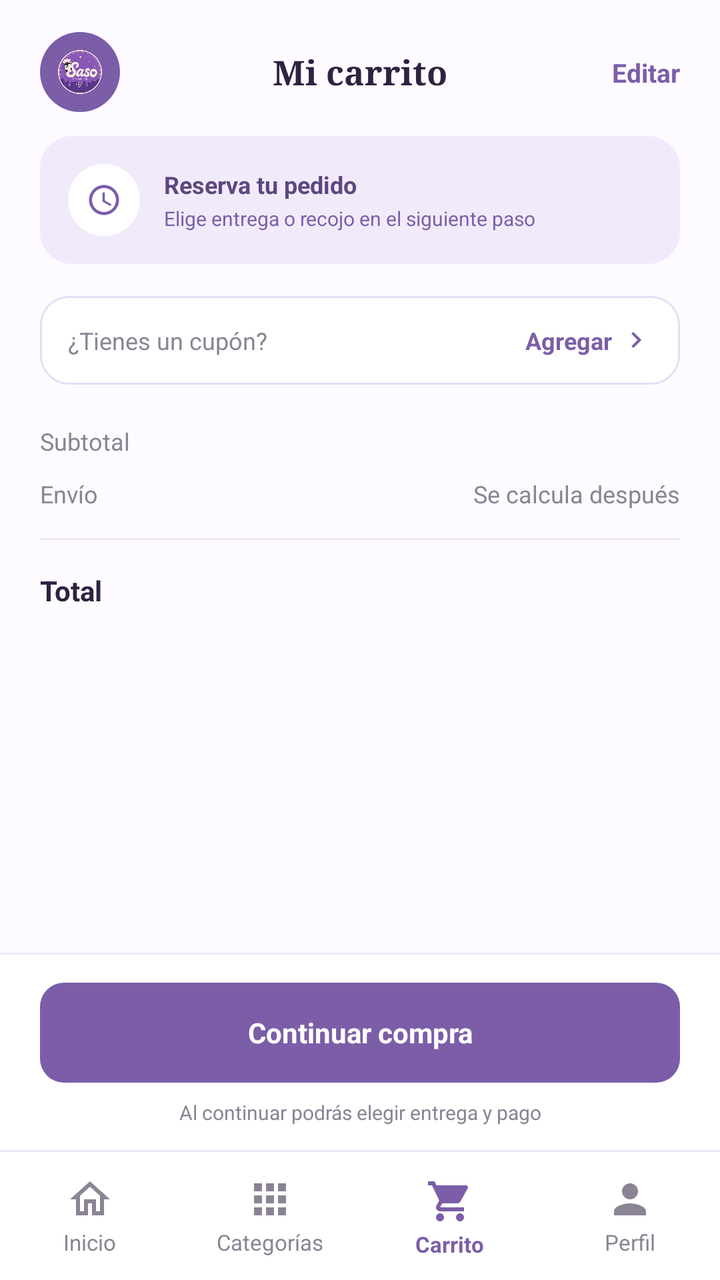
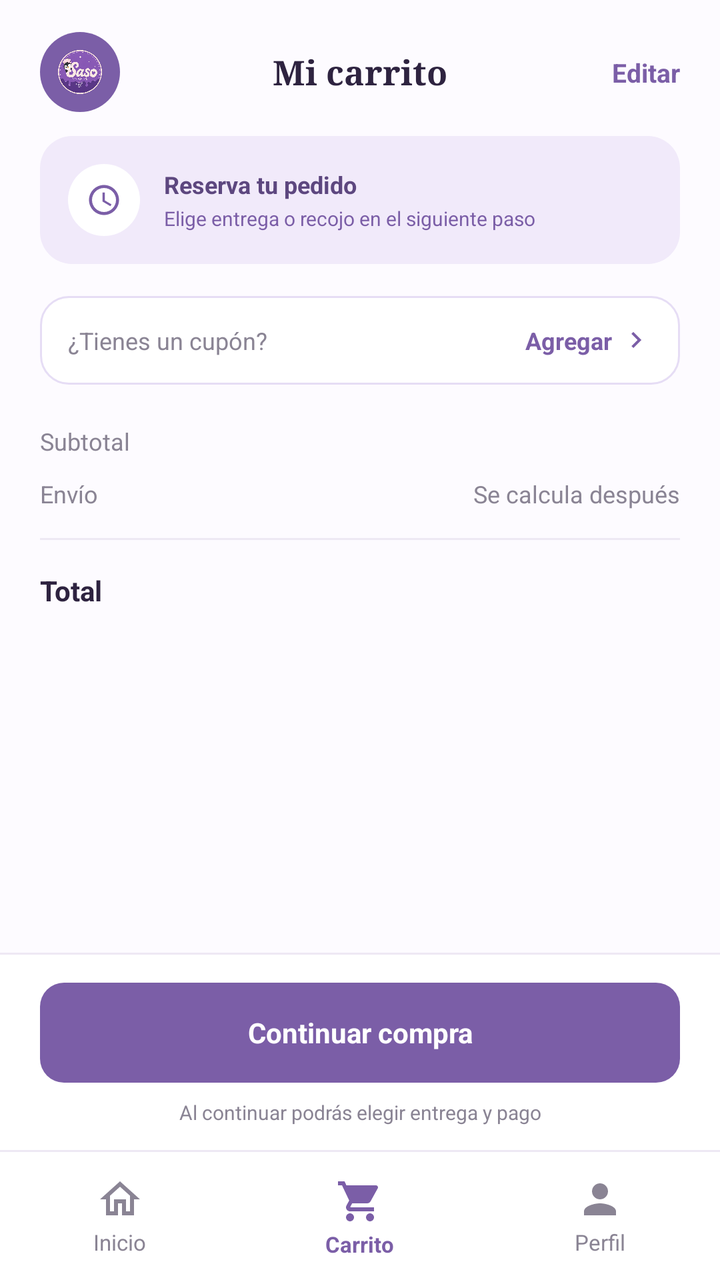

The first picture is an Android layout as it rendered before a commit; the second is the same layout after the commit. The layout source and the unified diff follow.
<!-- AndroidManifest.xml: application theme Theme.SasoBakeryApp -->
<!-- res/layout/activity_carrito_comprador.xml -->
<?xml version="1.0" encoding="utf-8"?>
<androidx.constraintlayout.widget.ConstraintLayout
    xmlns:android="http://schemas.android.com/apk/res/android"
    xmlns:app="http://schemas.android.com/apk/res-auto"
    xmlns:tools="http://schemas.android.com/tools"
    android:id="@+id/main"
    android:layout_width="match_parent"
    android:layout_height="match_parent"
    android:background="#FDFBFF"
    tools:context=".CarritoCompradorActivity">

    <ImageView
        android:id="@+id/ivLogo"
        android:layout_width="40dp"
        android:layout_height="40dp"
        android:layout_marginStart="20dp"
        android:layout_marginTop="16dp"
        android:background="@drawable/bg_users_logo"
        android:contentDescription="@null"
        android:padding="9dp"
        android:src="@drawable/ic_logo_mark"
        app:layout_constraintStart_toStartOf="parent"
        app:layout_constraintTop_toTopOf="parent" />

    <TextView
        android:id="@+id/tvTitle"
        android:layout_width="wrap_content"
        android:layout_height="wrap_content"
        android:fontFamily="serif"
        android:text="Mi carrito"
        android:textColor="#2E2340"
        android:textSize="17sp"
        android:textStyle="bold"
        app:layout_constraintBottom_toBottomOf="@id/ivLogo"
        app:layout_constraintEnd_toEndOf="parent"
        app:layout_constraintStart_toStartOf="parent"
        app:layout_constraintTop_toTopOf="@id/ivLogo" />

    <TextView
        android:id="@+id/btnEditar"
        android:layout_width="wrap_content"
        android:layout_height="wrap_content"
        android:layout_marginEnd="12dp"
        android:clickable="true"
        android:focusable="true"
        android:padding="8dp"
        android:text="Editar"
        android:textColor="#7B5EA7"
        android:textSize="13sp"
        android:textStyle="bold"
        app:layout_constraintBottom_toBottomOf="@id/ivLogo"
        app:layout_constraintEnd_toEndOf="parent"
        app:layout_constraintTop_toTopOf="@id/ivLogo" />

    <ScrollView
        android:id="@+id/scrollCarrito"
        android:layout_width="0dp"
        android:layout_height="0dp"
        android:layout_marginTop="12dp"
        android:overScrollMode="never"
        android:scrollbars="none"
        app:layout_constraintBottom_toTopOf="@id/panelContinuar"
        app:layout_constraintEnd_toEndOf="parent"
        app:layout_constraintStart_toStartOf="parent"
        app:layout_constraintTop_toBottomOf="@id/ivLogo">

        <LinearLayout
            android:layout_width="match_parent"
            android:layout_height="wrap_content"
            android:orientation="vertical"
            android:paddingStart="20dp"
            android:paddingEnd="20dp"
            android:paddingBottom="20dp">

            <LinearLayout
                android:id="@+id/bannerReserva"
                android:layout_width="match_parent"
                android:layout_height="wrap_content"
                android:background="@drawable/bg_pedidos_stat"
                android:backgroundTint="#F1EAFA"
                android:gravity="center_vertical"
                android:orientation="horizontal"
                android:padding="14dp">

                <FrameLayout
                    android:layout_width="36dp"
                    android:layout_height="36dp"
                    android:background="@drawable/bg_users_avatar"
                    android:backgroundTint="#FFFFFF">

                    <ImageView
                        android:layout_width="18dp"
                        android:layout_height="18dp"
                        android:layout_gravity="center"
                        android:contentDescription="@null"
                        android:src="@drawable/ic_clock"
                        android:tint="#7B5EA7" />
                </FrameLayout>

                <LinearLayout
                    android:layout_width="0dp"
                    android:layout_height="wrap_content"
                    android:layout_marginStart="12dp"
                    android:layout_weight="1"
                    android:orientation="vertical">

                    <TextView
                        android:layout_width="wrap_content"
                        android:layout_height="wrap_content"
                        android:text="Reserva tu pedido"
                        android:textColor="#5D477F"
                        android:textSize="12sp"
                        android:textStyle="bold" />

                    <TextView
                        android:layout_width="wrap_content"
                        android:layout_height="wrap_content"
                        android:layout_marginTop="2dp"
                        android:text="Elige entrega o recojo en el siguiente paso"
                        android:textColor="#7B5EA7"
                        android:textSize="10sp" />
                </LinearLayout>
            </LinearLayout>

            
            <androidx.recyclerview.widget.RecyclerView
                android:id="@+id/rvCarrito"
                android:layout_width="match_parent"
                android:layout_height="wrap_content"
                android:layout_marginTop="8dp"
                android:nestedScrollingEnabled="false"
                android:overScrollMode="never" />

            
            <LinearLayout
                android:id="@+id/layoutVacio"
                android:layout_width="match_parent"
                android:layout_height="wrap_content"
                android:layout_marginTop="48dp"
                android:gravity="center_horizontal"
                android:orientation="vertical"
                android:visibility="gone">

                <FrameLayout
                    android:layout_width="72dp"
                    android:layout_height="72dp"
                    android:background="@drawable/bg_users_avatar"
                    android:backgroundTint="#F1EAFA">

                    <ImageView
                        android:layout_width="32dp"
                        android:layout_height="32dp"
                        android:layout_gravity="center"
                        android:contentDescription="@null"
                        android:src="@drawable/ic_cart"
                        android:tint="#7B5EA7" />
                </FrameLayout>

                <TextView
                    android:layout_width="wrap_content"
                    android:layout_height="wrap_content"
                    android:layout_marginTop="16dp"
                    android:fontFamily="serif"
                    android:text="Tu carrito está vacío"
                    android:textColor="#2E2340"
                    android:textSize="18sp"
                    android:textStyle="bold" />

                <TextView
                    android:layout_width="wrap_content"
                    android:layout_height="wrap_content"
                    android:layout_marginTop="6dp"
                    android:text="Agrega productos desde el catálogo"
                    android:textColor="#8A8494"
                    android:textSize="12sp" />

                <TextView
                    android:id="@+id/btnVerProductos"
                    android:layout_width="wrap_content"
                    android:layout_height="44dp"
                    android:layout_marginTop="20dp"
                    android:background="@drawable/bg_users_button"
                    android:clickable="true"
                    android:focusable="true"
                    android:gravity="center"
                    android:paddingStart="28dp"
                    android:paddingEnd="28dp"
                    android:text="Ver productos"
                    android:textColor="#FFFFFF"
                    android:textSize="13sp"
                    android:textStyle="bold" />
            </LinearLayout>

            <LinearLayout
                android:id="@+id/layoutResumen"
                android:layout_width="match_parent"
                android:layout_height="wrap_content"
                android:layout_marginTop="8dp"
                android:orientation="vertical">

                <LinearLayout
                    android:id="@+id/btnCupon"
                    android:layout_width="match_parent"
                    android:layout_height="wrap_content"
                    android:background="@drawable/bg_users_input"
                    android:clickable="true"
                    android:focusable="true"
                    android:gravity="center_vertical"
                    android:orientation="horizontal"
                    android:padding="14dp">

                    <TextView
                        android:layout_width="0dp"
                        android:layout_height="wrap_content"
                        android:layout_weight="1"
                        android:text="¿Tienes un cupón?"
                        android:textColor="#8A8494"
                        android:textSize="12sp" />

                    <TextView
                        android:layout_width="wrap_content"
                        android:layout_height="wrap_content"
                        android:text="Agregar"
                        android:textColor="#7B5EA7"
                        android:textSize="12sp"
                        android:textStyle="bold" />

                    <ImageView
                        android:layout_width="16dp"
                        android:layout_height="16dp"
                        android:layout_marginStart="4dp"
                        android:contentDescription="@null"
                        android:src="@drawable/ic_chevron_right"
                        android:tint="#7B5EA7" />
                </LinearLayout>

                <LinearLayout
                    android:layout_width="match_parent"
                    android:layout_height="wrap_content"
                    android:layout_marginTop="20dp"
                    android:orientation="horizontal">

                    <TextView
                        android:layout_width="0dp"
                        android:layout_height="wrap_content"
                        android:layout_weight="1"
                        android:text="Subtotal"
                        android:textColor="#8A8494"
                        android:textSize="12sp" />

                    <TextView
                        android:id="@+id/tvSubtotal"
                        android:layout_width="wrap_content"
                        android:layout_height="wrap_content"
                        android:textColor="#2E2340"
                        android:textSize="12sp"
                        android:textStyle="bold" />
                </LinearLayout>

                <LinearLayout
                    android:layout_width="match_parent"
                    android:layout_height="wrap_content"
                    android:layout_marginTop="10dp"
                    android:orientation="horizontal">

                    <TextView
                        android:layout_width="0dp"
                        android:layout_height="wrap_content"
                        android:layout_weight="1"
                        android:text="Envío"
                        android:textColor="#8A8494"
                        android:textSize="12sp" />

                    <TextView
                        android:layout_width="wrap_content"
                        android:layout_height="wrap_content"
                        android:text="Se calcula después"
                        android:textColor="#8A8494"
                        android:textSize="12sp" />
                </LinearLayout>

                <View
                    android:layout_width="match_parent"
                    android:layout_height="1dp"
                    android:layout_marginTop="14dp"
                    android:background="#EEE8F4" />

                <LinearLayout
                    android:layout_width="match_parent"
                    android:layout_height="wrap_content"
                    android:layout_marginTop="14dp"
                    android:gravity="center_vertical"
                    android:orientation="horizontal">

                    <TextView
                        android:layout_width="0dp"
                        android:layout_height="wrap_content"
                        android:layout_weight="1"
                        android:text="Total"
                        android:textColor="#2E2340"
                        android:textSize="14sp"
                        android:textStyle="bold" />

                    <TextView
                        android:id="@+id/tvTotal"
                        android:layout_width="wrap_content"
                        android:layout_height="wrap_content"
                        android:textColor="#7B5EA7"
                        android:textSize="17sp"
                        android:textStyle="bold" />
                </LinearLayout>
            </LinearLayout>
        </LinearLayout>
    </ScrollView>

    <LinearLayout
        android:id="@+id/panelContinuar"
        android:layout_width="0dp"
        android:layout_height="wrap_content"
        android:background="#FFFFFF"
        android:orientation="vertical"
        app:layout_constraintBottom_toTopOf="@id/bottomDivider"
        app:layout_constraintEnd_toEndOf="parent"
        app:layout_constraintStart_toStartOf="parent">

        <View
            android:layout_width="match_parent"
            android:layout_height="1dp"
            android:background="#EEE8F4" />

        <TextView
            android:id="@+id/btnContinuar"
            android:layout_width="match_parent"
            android:layout_height="50dp"
            android:layout_marginStart="20dp"
            android:layout_marginTop="14dp"
            android:layout_marginEnd="20dp"
            android:background="@drawable/bg_users_button"
            android:clickable="true"
            android:focusable="true"
            android:gravity="center"
            android:text="Continuar compra"
            android:textColor="#FFFFFF"
            android:textSize="14sp"
            android:textStyle="bold" />

        <TextView
            android:layout_width="match_parent"
            android:layout_height="wrap_content"
            android:layout_marginTop="8dp"
            android:layout_marginBottom="12dp"
            android:gravity="center"
            android:text="Al continuar podrás elegir entrega y pago"
            android:textColor="#8A8494"
            android:textSize="10sp" />
    </LinearLayout>

    <View
        android:id="@+id/bottomDivider"
        android:layout_width="0dp"
        android:layout_height="1dp"
        android:background="#EEE8F4"
        app:layout_constraintBottom_toTopOf="@id/bottomBar"
        app:layout_constraintEnd_toEndOf="parent"
        app:layout_constraintStart_toStartOf="parent" />

    <LinearLayout
        android:id="@+id/bottomBar"
        android:layout_width="0dp"
        android:layout_height="64dp"
        android:background="#FFFFFF"
        android:orientation="horizontal"
        app:layout_constraintBottom_toBottomOf="parent"
        app:layout_constraintEnd_toEndOf="parent"
        app:layout_constraintStart_toStartOf="parent">

        <LinearLayout
            android:id="@+id/navInicio"
            android:layout_width="0dp"
            android:layout_height="match_parent"
            android:layout_weight="1"
            android:background="?attr/selectableItemBackground"
            android:clickable="true"
            android:focusable="true"
            android:gravity="center"
            android:orientation="vertical">

            <ImageView
                android:layout_width="24dp"
                android:layout_height="24dp"
                android:contentDescription="@null"
                android:src="@drawable/ic_home"
                android:tint="#8A8494" />

            <TextView
                android:layout_width="wrap_content"
                android:layout_height="wrap_content"
                android:layout_marginTop="2dp"
                android:text="Inicio"
                android:textColor="#8A8494"
                android:textSize="11sp" />
        </LinearLayout>

        <LinearLayout
            android:id="@+id/navCategorias"
            android:layout_width="0dp"
            android:layout_height="match_parent"
            android:layout_weight="1"
            android:background="?attr/selectableItemBackground"
            android:clickable="true"
            android:focusable="true"
            android:gravity="center"
            android:orientation="vertical">

            <ImageView
                android:layout_width="24dp"
                android:layout_height="24dp"
                android:contentDescription="@null"
                android:src="@drawable/ic_grid"
                android:tint="#8A8494" />

            <TextView
                android:layout_width="wrap_content"
                android:layout_height="wrap_content"
                android:layout_marginTop="2dp"
                android:text="Categorías"
                android:textColor="#8A8494"
                android:textSize="11sp" />
        </LinearLayout>

        <LinearLayout
            android:id="@+id/navCarrito"
            android:layout_width="0dp"
            android:layout_height="match_parent"
            android:layout_weight="1"
            android:background="?attr/selectableItemBackground"
            android:clickable="true"
            android:focusable="true"
            android:gravity="center"
            android:orientation="vertical">

            <FrameLayout
                android:layout_width="36dp"
                android:layout_height="28dp">

                <ImageView
                    android:layout_width="24dp"
                    android:layout_height="24dp"
                    android:layout_gravity="center"
                    android:contentDescription="@null"
                    android:src="@drawable/ic_cart"
                    android:tint="#7B5EA7" />

                <TextView
                    android:id="@+id/tvBadgeNav"
                    android:layout_width="wrap_content"
                    android:layout_height="16dp"
                    android:layout_gravity="top|end"
                    android:background="@drawable/bg_users_logo"
                    android:backgroundTint="#C2485F"
                    android:gravity="center"
                    android:minWidth="16dp"
                    android:paddingStart="4dp"
                    android:paddingEnd="4dp"
                    android:textColor="#FFFFFF"
                    android:textSize="9sp"
                    android:textStyle="bold"
                    android:visibility="gone" />
            </FrameLayout>

            <TextView
                android:layout_width="wrap_content"
                android:layout_height="wrap_content"
                android:text="Carrito"
                android:textColor="#7B5EA7"
                android:textSize="11sp"
                android:textStyle="bold" />
        </LinearLayout>

        <LinearLayout
            android:id="@+id/navPerfil"
            android:layout_width="0dp"
            android:layout_height="match_parent"
            android:layout_weight="1"
            android:background="?attr/selectableItemBackground"
            android:clickable="true"
            android:focusable="true"
            android:gravity="center"
            android:orientation="vertical">

            <ImageView
                android:layout_width="24dp"
                android:layout_height="24dp"
                android:contentDescription="@null"
                android:src="@drawable/ic_person"
                android:tint="#8A8494" />

            <TextView
                android:layout_width="wrap_content"
                android:layout_height="wrap_content"
                android:layout_marginTop="2dp"
                android:text="Perfil"
                android:textColor="#8A8494"
                android:textSize="11sp" />
        </LinearLayout>
    </LinearLayout>
</androidx.constraintlayout.widget.ConstraintLayout>
<!-- resources referenced by this layout -->
<resources>
  <!-- drawable bg_pedidos_stat (drawable) -->
  <?xml version="1.0" encoding="utf-8"?>
  <shape xmlns:android="http://schemas.android.com/apk/res/android" android:shape="rectangle">
      <solid android:color="#FFFFFF" />
      <corners android:radius="16dp" />
  </shape>
  <!-- drawable bg_users_avatar (drawable) -->
  <?xml version="1.0" encoding="utf-8"?>
  <shape xmlns:android="http://schemas.android.com/apk/res/android" android:shape="oval">
      <solid android:color="#EDE5F8" />
  </shape>
  <!-- drawable bg_users_button (drawable) -->
  <?xml version="1.0" encoding="utf-8"?>
  <shape xmlns:android="http://schemas.android.com/apk/res/android" android:shape="rectangle">
      <solid android:color="#7B5EA7" />
      <corners android:radius="12dp" />
  </shape>
  <!-- drawable bg_users_input (drawable) -->
  <?xml version="1.0" encoding="utf-8"?>
  <shape xmlns:android="http://schemas.android.com/apk/res/android" android:shape="rectangle">
      <solid android:color="#FFFFFF" />
      <stroke android:width="1dp" android:color="#E6DDF5" />
      <corners android:radius="14dp" />
  </shape>
  <!-- drawable bg_users_logo (drawable) -->
  <?xml version="1.0" encoding="utf-8"?>
  <shape xmlns:android="http://schemas.android.com/apk/res/android" android:shape="oval">
      <solid android:color="#7B5EA7" />
  </shape>
  <!-- drawable ic_chevron_right (drawable) -->
  <?xml version="1.0" encoding="utf-8"?>
  <vector xmlns:android="http://schemas.android.com/apk/res/android"
      android:width="24dp" android:height="24dp"
      android:viewportWidth="24" android:viewportHeight="24">
      <path android:fillColor="#FF000000"
          android:pathData="M10,6L8.59,7.41 13.17,12l-4.58,4.59L10,18l6,-6z" />
  </vector>
  <!-- drawable ic_clock (drawable) -->
  <?xml version="1.0" encoding="utf-8"?>
  <vector xmlns:android="http://schemas.android.com/apk/res/android"
      android:width="24dp" android:height="24dp"
      android:viewportWidth="24" android:viewportHeight="24">
      <path android:fillColor="#FF000000"
          android:pathData="M11.99,2C6.47,2 2,6.48 2,12s4.47,10 9.99,10C17.52,22 22,17.52 22,12S17.52,2 11.99,2zM12,20c-4.42,0 -8,-3.58 -8,-8s3.58,-8 8,-8 8,3.58 8,8 -3.58,8 -8,8zM12.5,7H11v6l5.25,3.15 0.75,-1.23 -4.5,-2.67z" />
  </vector>
  <!-- drawable ic_grid (drawable) -->
  <?xml version="1.0" encoding="utf-8"?>
  <vector xmlns:android="http://schemas.android.com/apk/res/android"
      android:width="24dp" android:height="24dp"
      android:viewportWidth="24" android:viewportHeight="24">
      <path android:fillColor="#FF000000"
          android:pathData="M4,8h4V4H4v4zM10,20h4v-4h-4v4zM4,20h4v-4H4v4zM4,14h4v-4H4v4zM10,14h4v-4h-4v4zM16,4v4h4V4h-4zM10,8h4V4h-4v4zM16,14h4v-4h-4v4zM16,20h4v-4h-4v4z" />
  </vector>
  <!-- drawable ic_home (drawable) -->
  <?xml version="1.0" encoding="utf-8"?>
  <vector xmlns:android="http://schemas.android.com/apk/res/android"
      android:width="24dp" android:height="24dp"
      android:viewportWidth="24" android:viewportHeight="24">
      <path android:fillColor="#FF000000"
          android:pathData="M12,5.69l5,4.5V18h-2v-6H9v6H7v-7.81l5,-4.5M12,3L2,12h3v8h6v-6h2v6h6v-8h3L12,3z" />
  </vector>
  <!-- drawable ic_logo_mark (drawable) -->
  <?xml version="1.0" encoding="utf-8"?>
  <bitmap xmlns:android="http://schemas.android.com/apk/res/android"
      android:src="@drawable/logo_saso" />
  <!-- drawable ic_person (drawable) -->
  <?xml version="1.0" encoding="utf-8"?>
  <vector xmlns:android="http://schemas.android.com/apk/res/android"
      android:width="24dp"
      android:height="24dp"
      android:viewportWidth="24"
      android:viewportHeight="24">
      <path
          android:fillColor="#FF000000"
          android:pathData="M12,12c2.21,0 4,-1.79 4,-4s-1.79,-4 -4,-4 -4,1.79 -4,4 1.79,4 4,4zM12,14c-2.67,0 -8,1.34 -8,4v2h16v-2c0,-2.66 -5.33,-4 -8,-4z" />
  </vector>
  <style name="Theme.SasoBakeryApp" parent="Base.Theme.SasoBakeryApp" />
  <style name="Base.Theme.SasoBakeryApp" parent="Theme.Material3.DayNight.NoActionBar">
          
          
      </style>
  <!-- unchanged entries left out for length: 2 -->
</resources>

<!-- the commit's change to res/layout/activity_carrito_comprador.xml (unified diff, before → after) -->
@@ -402,33 +402,6 @@
         </LinearLayout>
 
         <LinearLayout
-            android:id="@+id/navCategorias"
-            android:layout_width="0dp"
-            android:layout_height="match_parent"
-            android:layout_weight="1"
-            android:background="?attr/selectableItemBackground"
-            android:clickable="true"
-            android:focusable="true"
-            android:gravity="center"
-            android:orientation="vertical">
-
-            <ImageView
-                android:layout_width="24dp"
-                android:layout_height="24dp"
-                android:contentDescription="@null"
-                android:src="@drawable/ic_grid"
-                android:tint="#8A8494" />
-
-            <TextView
-                android:layout_width="wrap_content"
-                android:layout_height="wrap_content"
-                android:layout_marginTop="2dp"
-                android:text="Categorías"
-                android:textColor="#8A8494"
-                android:textSize="11sp" />
-        </LinearLayout>
-
-        <LinearLayout
             android:id="@+id/navCarrito"
             android:layout_width="0dp"
             android:layout_height="match_parent"
<!-- resource entries referenced after the edit -->
@@ -45,14 +45,6 @@
       <path android:fillColor="#FF000000"
           android:pathData="M11.99,2C6.47,2 2,6.48 2,12s4.47,10 9.99,10C17.52,22 22,17.52 22,12S17.52,2 11.99,2zM12,20c-4.42,0 -8,-3.58 -8,-8s3.58,-8 8,-8 8,3.58 8,8 -3.58,8 -8,8zM12.5,7H11v6l5.25,3.15 0.75,-1.23 -4.5,-2.67z" />
   </vector>
-  <!-- drawable ic_grid (drawable) -->
-  <?xml version="1.0" encoding="utf-8"?>
-  <vector xmlns:android="http://schemas.android.com/apk/res/android"
-      android:width="24dp" android:height="24dp"
-      android:viewportWidth="24" android:viewportHeight="24">
-      <path android:fillColor="#FF000000"
-          android:pathData="M4,8h4V4H4v4zM10,20h4v-4h-4v4zM4,20h4v-4H4v4zM4,14h4v-4H4v4zM10,14h4v-4h-4v4zM16,4v4h4V4h-4zM10,8h4V4h-4v4zM16,14h4v-4h-4v4zM16,20h4v-4h-4v4z" />
-  </vector>
   <!-- drawable ic_home (drawable) -->
   <?xml version="1.0" encoding="utf-8"?>
   <vector xmlns:android="http://schemas.android.com/apk/res/android"
